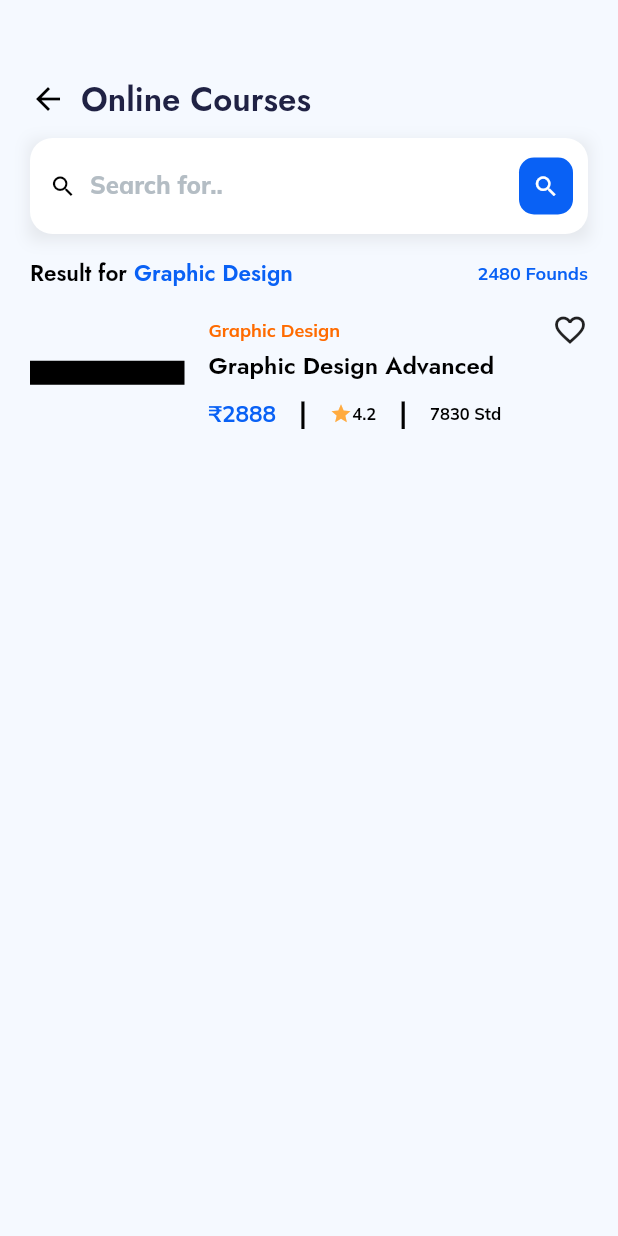
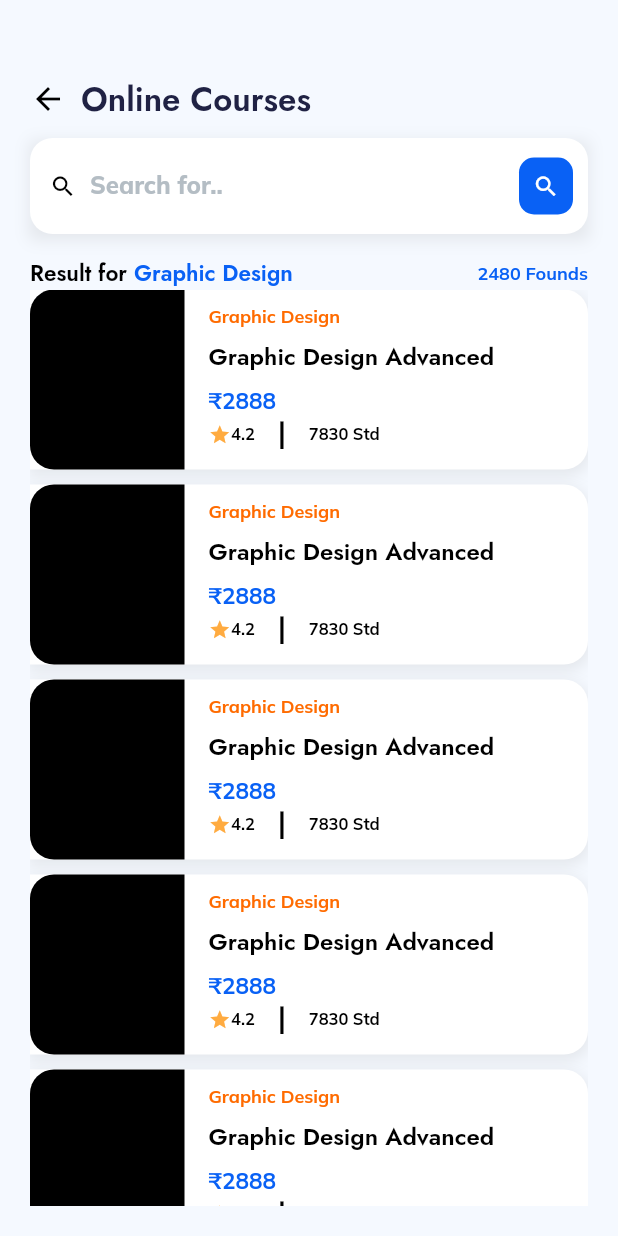
Before and after one commit to kunalprabhu21/udemy, a Flutter app: the SearchViewResults screen opened directly, on a phone screen of 412 x 824 dp. Run offline on Flutter 3.47's test engine with Material 2 defaults, Android fonts, the phone set to English and light mode, and no system bars; our stand-ins replace carousel_slider, flutter_spinkit, google_fonts, introduction_screen, smooth_page_indicator.

Commit message:
added serach results view

```diff
--- a/lib/screens/searchResults/search_results.dart
+++ b/lib/screens/searchResults/search_results.dart
@@ -80,43 +80,77 @@ class _YourContentWidgetState extends State<YourContentWidget> {
               Text('2480 Founds',style: theme.textTheme.titleSmall?.copyWith(color: appTheme.blueA700),),
             ],
           ),
-          SizedBox(height: 15,),
-          Container(
+          Expanded(
+            child: ListView.separated(
+                separatorBuilder: (context, index) => SizedBox(
+                  height: 10,
+                ),
+              physics: BouncingScrollPhysics(),
+
+              itemCount: 5,
+              itemBuilder: (BuildContext context, int index) {
+
+                return   Container(
+                  decoration: BoxDecoration(
+                    color:  Colors.white ,
+                    borderRadius: BorderRadius.only(
+                      topRight: Radius.circular(16.0),
+                      bottomRight: Radius.circular(16.0),
+                    ),
+                    boxShadow: [
+                      BoxShadow(
+                        color: Colors.grey.withOpacity(0.2), // Shadow color
+                        spreadRadius: 1, // Spread radius
+                        blurRadius: 8, // Blur radius
+                        offset: Offset(0, 3), // Offset in x and y
+                      ),
+                    ],
+                  ),
                   // Background color of the container
+                  height: 120.0,
+                  child: Row(
 
-    child: Row(
                     children: [
                       // Image container (one fourth of the width)
                       Container(
+                        decoration: BoxDecoration(
+                          color:  Colors.black ,
+                          borderRadius: BorderRadius.only(
+                            topLeft: Radius.circular(16.0),
+                            bottomLeft: Radius.circular(16.0),
+                          ),
+                        ),
                         width: MediaQuery.of(context).size.width / 4,
-    color: Colors.black,
-      child: Text("wd"),
+                        // Background color of the left container
+
                       ),
                       SizedBox(width: 16.0), // Adjust the spacing between image and text
 
                       // Text container (remaining three fourths of the width)
                       Expanded(
                         child: Column(
-      mainAxisAlignment: MainAxisAlignment.start,
+                          mainAxisAlignment: MainAxisAlignment.center,
                           crossAxisAlignment: CrossAxisAlignment.start,
                           children: [
                             Row(
 
                               children: [
                                 Text("Graphic Design",style: theme.textTheme.titleSmall?.copyWith(color: Color(0xffFF6B00)),),
-            Icon(Icons.favorite_border)
+
                               ],
                               mainAxisAlignment: MainAxisAlignment.spaceBetween,
                               crossAxisAlignment: CrossAxisAlignment.center,
                             ),
+                            SizedBox(height: 8,),
                             Text("Graphic Design Advanced",style: theme.textTheme.titleMedium?.copyWith(color: Colors.black),),
                             SizedBox(height: 8,),
                             Row(
                               children: [
                                 Text("₹2888",style: CustomTextStyles.mulishExtraBold15Blue,),
-            SizedBox(width: 15,),
-            Text("|",style: CustomTextStyles.jostMedium18,),
-            SizedBox(width: 15,),
+                              ],
+                            ),
+                            Row(
+                              children: [
                                 Icon(Icons.star,color: Colors.orangeAccent,size: 15,),
                                 Text("4.2",style: CustomTextStyles.mulishExtraBold11,),
                                 SizedBox(width: 15,),
@@ -130,6 +164,10 @@ class _YourContentWidgetState extends State<YourContentWidget> {
                       ),
                     ],
                   ),
+                );
+
+              },
+            ),
           ),
         ],
       ),
```
Lines whose indentation alone changed are shown as unchanged.
